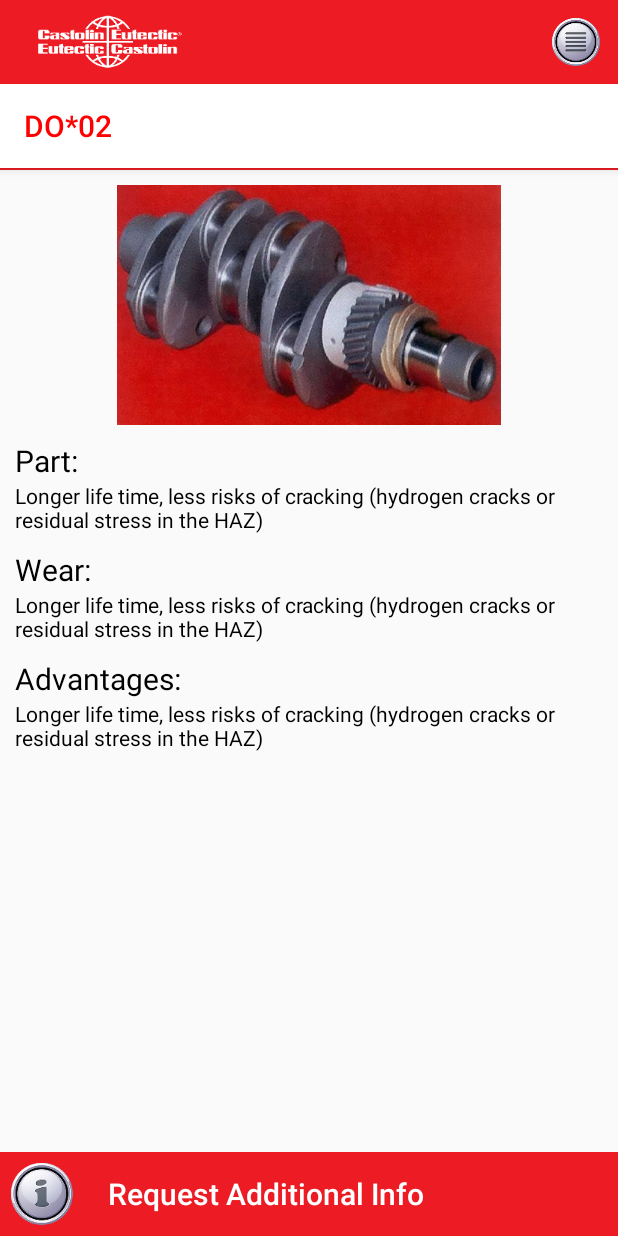
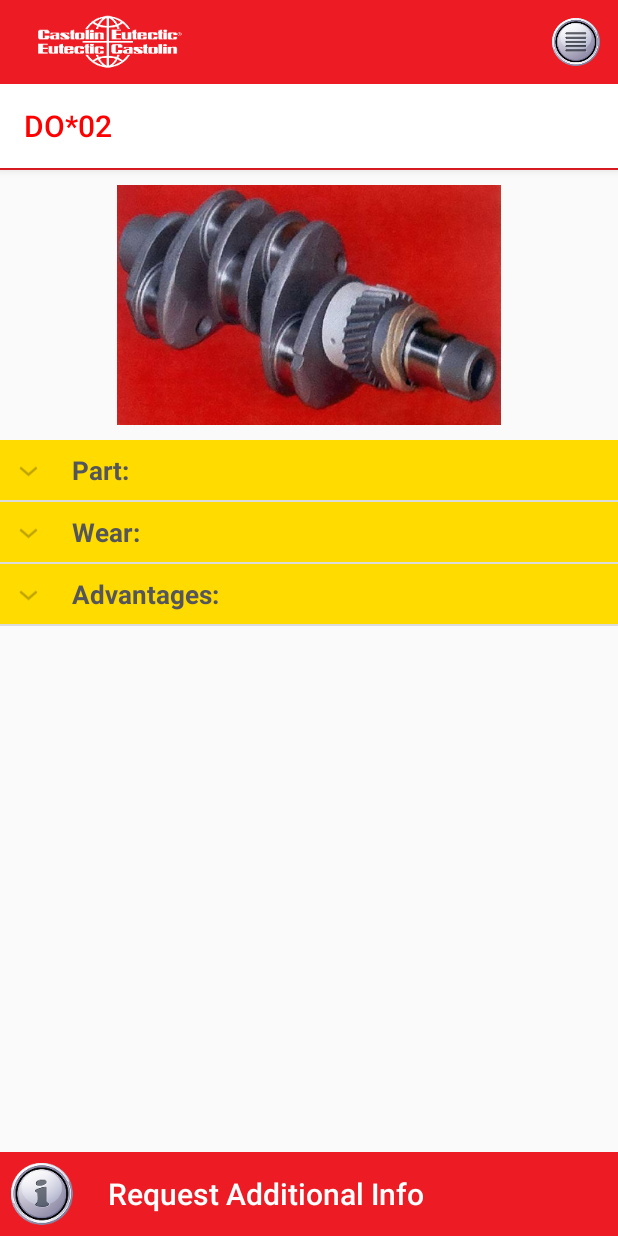
Before and after one commit to mmiguel2016/NewEasySelector, an Android app: the DO02 screen opened directly, with no data from a screen before it, on a phone screen of 412 x 824 dp. Run offline under Robolectric (Android 15) with nearby library versions, the phone set to English and light mode, and no system bars.

Commit message:
Working from Home 1st Real Commit

```diff
--- a/app/src/main/java/com/castolin/easyselector/DO02.java
+++ b/app/src/main/java/com/castolin/easyselector/DO02.java
@@ -23,6 +23,11 @@ import android.widget.Toast;
  * Created by mmiguel on 08.03.2016.
  */
 public class DO02 extends AppCompatActivity{
+
+    ExpandableListAdapter listAdapter;
+    ExpandableListView expListView;
+    List<String> listDataHeader;
+    HashMap<String, List<String>> listDataChild;
 
     @Override
     protected void onCreate(Bundle savedInstanceState) {
@@ -50,6 +55,45 @@ public class DO02 extends AppCompatActivity{
             }
         });
 
+        // get the listview
+        expListView = (ExpandableListView) findViewById(R.id.lvExp);
+
+        // preparing list data
+        prepareListData();
+
+        listAdapter = new ExpandableListAdapter(this, listDataHeader, listDataChild);
+
+        // setting list adapter
+        expListView.setAdapter(listAdapter);
+    }
+
+    /*
+     * Preparing the list data
+     */
+    private void prepareListData() {
+        listDataHeader = new ArrayList<String>();
+        listDataChild = new HashMap<String, List<String>>();
+
+        // Adding child data
+        listDataHeader.add(getString(R.string.application1));
+        listDataHeader.add(getString(R.string.application2));
+        listDataHeader.add(getString(R.string.application5));
+
+        // Adding child data
+        List<String> part = new ArrayList<String>();
+        part.add(getString(R.string.DO021));
+
+
+        List<String> wear = new ArrayList<String>();
+        wear.add(getString(R.string.DO022));
+
+        List<String> advantages = new ArrayList<String>();
+        advantages.add(getString(R.string.DO023));
+
+        // Header, Child data
+        listDataChild.put(listDataHeader.get(0), part);
+        listDataChild.put(listDataHeader.get(1), wear);
+        listDataChild.put(listDataHeader.get(2),advantages);
     }
 
     @Override
--- a/app/src/main/res/layout/do02.xml
+++ b/app/src/main/res/layout/do02.xml
@@ -72,70 +72,11 @@
             android:layout_height="10dp">
         </LinearLayout>
 
-        <TextView
-            android:layout_width="wrap_content"
-            android:layout_height="wrap_content"
-            android:layout_marginStart="10dp"
-            android:layout_marginLeft="10dp"
-            android:textSize="20sp"
-            android:text="@string/action_part"
-            android:textColor="#000000" />
-
-        <TextView
-            android:layout_width="wrap_content"
-            android:layout_height="wrap_content"
-            android:layout_marginStart="10dp"
-            android:layout_marginLeft="10dp"
-            android:text="@string/DO021"
-            android:textColor="#000000" />
-
-        <LinearLayout
-            android:layout_width="match_parent"
-            android:layout_height="10dp">
-        </LinearLayout>
-
-        <TextView
-            android:layout_width="wrap_content"
-            android:layout_height="wrap_content"
-            android:layout_marginStart="10dp"
-            android:layout_marginLeft="10dp"
-            android:textSize="20sp"
-            android:text="@string/action_wear"
-            android:textColor="#000000" />
-
-
-        <TextView
-            android:layout_width="wrap_content"
-            android:layout_height="wrap_content"
-            android:layout_marginStart="10dp"
-            android:layout_marginLeft="10dp"
-            android:text="@string/DO022"
-            android:textColor="#000000" />
-
-        <LinearLayout
-            android:layout_width="match_parent"
-            android:layout_height="10dp">
-        </LinearLayout>
-
-        <TextView
-            android:layout_width="wrap_content"
-            android:layout_height="wrap_content"
-            android:layout_marginStart="10dp"
-            android:layout_marginLeft="10dp"
-            android:textSize="20sp"
-            android:text="@string/action_advantages"
-            android:textColor="#000000" />
-
-
-        <TextView
+        <ExpandableListView
             android:layout_weight="1"
-            android:layout_width="wrap_content"
+            android:id="@+id/lvExp"
             android:layout_height="0dp"
-            android:layout_marginStart="10dp"
-            android:layout_marginLeft="10dp"
-            android:text="@string/DO023"
-            android:textColor="#000000" />
-
+            android:layout_width="match_parent"/>
 
         <android.support.v7.widget.Toolbar
             android:id="@+id/toolbar_bottom"
@@ -144,4 +85,5 @@
             android:background="#ed1c24" />
 
     </LinearLayout>
+
 </ScrollView>
--- a/app/src/main/res/values/strings.xml
+++ b/app/src/main/res/values/strings.xml
@@ -263,8 +263,8 @@ If needed consult your technical department for confirmation and further help in
     <string name="DO222">Mechanical fatigue due to extreme working conditions</string>
     <string name="DO223">Faster application with this wire and absence of slag</string>
 
-    <string name="DO021">Longer life time, less risks of cracking (hydrogen cracks or residual stress in the HAZ)</string>
-    <string name="DO022">Longer life time, less risks of cracking (hydrogen cracks or residual stress in the HAZ)</string>
+    <string name="DO021">Crankshaft of an engine in the automotive industry. Base metal: low alloyed heat treatable steel</string>
+    <string name="DO022">Mechanical fatigue</string>
     <string name="DO023">Longer life time, less risks of cracking (hydrogen cracks or residual stress in the HAZ)</string>
 
     <string name="DO2571">Good weldabilty, excellent mechanical properties and high deposition rate </string>
```
Also changed, not shown: app/src/main/java/com/castolin/easyselector/DO22.java (+44 -0 lines), app/src/main/res/layout/do22.xml (+4 -62 lines).
